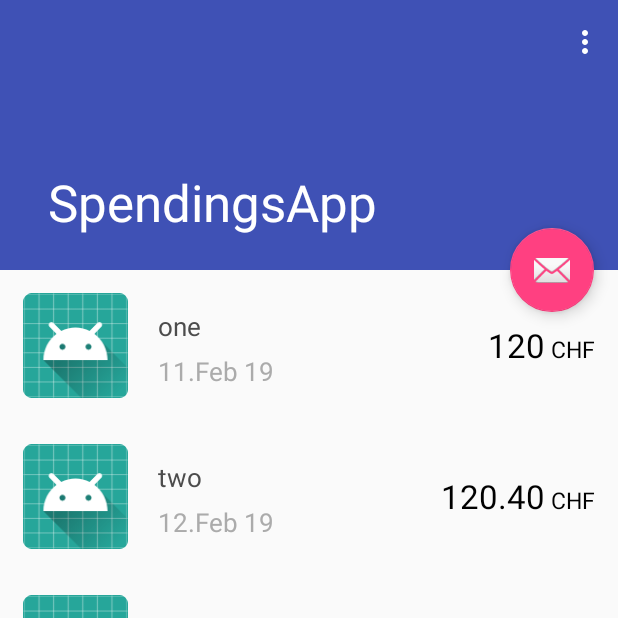
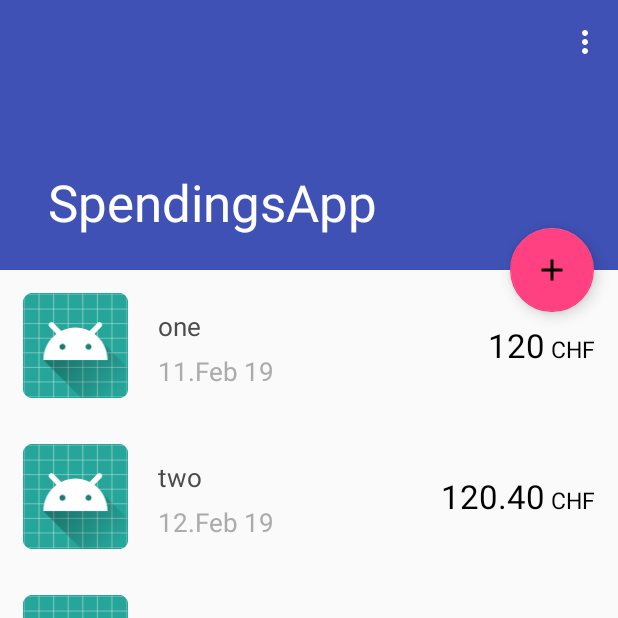
Before and after one commit to cyrilwelschen/SpendingsApp, an Android app: the screen it shows after launch (ScrollingActivity), on a phone screen of 412 x 824 dp, the top half of it. Run offline under Robolectric (Android 15) with nearby library versions, the phone set to English and light mode, and no system bars.

Commit message:
started add button format

```diff
--- /dev/null
+++ b/app/src/main/res/drawable/ic_add_black_48dp.xml
@@ -0,0 +1,4 @@
+<vector android:height="48dp" android:viewportHeight="24.0"
+    android:viewportWidth="24.0" android:width="48dp" xmlns:android="http://schemas.android.com/apk/res/android">
+    <path android:fillColor="#FF000000" android:pathData="M19,13h-6v6h-2v-6H5v-2h6V5h2v6h6v2z"/>
+</vector>
--- a/app/src/main/res/layout/activity_scrolling.xml
+++ b/app/src/main/res/layout/activity_scrolling.xml
@@ -42,5 +42,5 @@
         android:layout_margin="@dimen/fab_margin"
         app:layout_anchor="@id/app_bar"
         app:layout_anchorGravity="bottom|end"
-        app:srcCompat="@android:drawable/ic_dialog_email" />
+        app:srcCompat="@drawable/ic_add_black_48dp" />
 </android.support.design.widget.CoordinatorLayout>
```
